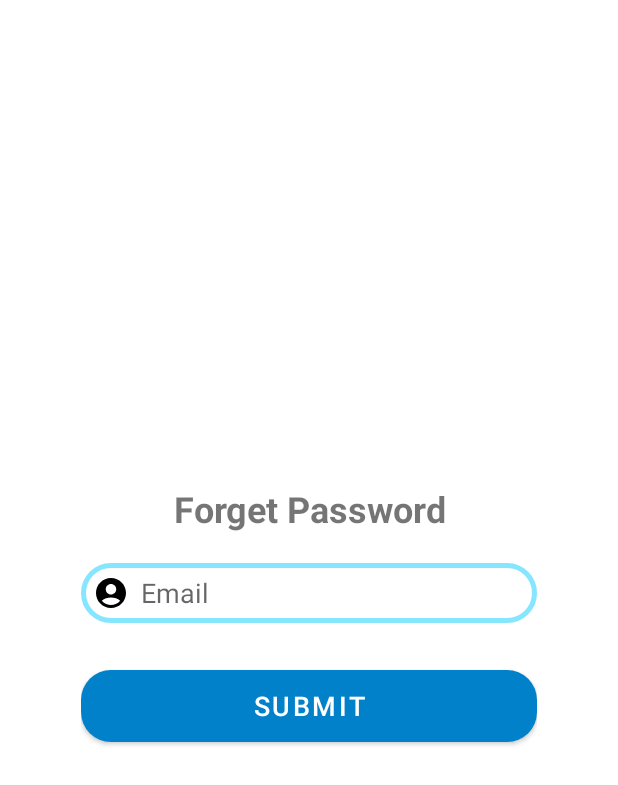
After one commit to CKY531/CUDeliver, an Android app: the layout dialog_forget_password.xml on its own in the app's theme, with its tools: preview values and no code run, on a phone screen of 412 x 824 dp. The commit adds this screen. Shown: the top 785 px of the screen. Run offline under Robolectric (Android 15) with nearby library versions, the phone set to English and light mode, and no system bars.

Commit message:
forget password implemented

```diff
--- /dev/null
+++ b/app/src/main/res/layout/dialog_forget_password.xml
@@ -0,0 +1,62 @@
+<?xml version="1.0" encoding="utf-8"?>
+<LinearLayout
+    xmlns:android="http://schemas.android.com/apk/res/android"
+    xmlns:tools="http://schemas.android.com/tools"
+    xmlns:app="http://schemas.android.com/apk/res-auto"
+    xmlns:card_view="http://schemas.android.com/apk/res-auto"
+    android:layout_width="match_parent"
+    android:layout_height="match_parent"
+    android:orientation="vertical"
+    android:gravity="center"
+    tools:context=".MainActivity"
+    >
+
+    <LinearLayout
+        android:layout_width="match_parent"
+        android:layout_height="wrap_content"
+        android:layout_margin="30dp"
+        app:cardCornerRadius="30dp"
+        app:cardElevation="20dp"
+        >
+        <LinearLayout
+            android:layout_width="match_parent"
+            android:layout_height="wrap_content"
+            android:layout_gravity="center_horizontal"
+            android:orientation="vertical"
+            android:padding="24dp">
+            <TextView
+                android:layout_width="match_parent"
+                android:layout_height="wrap_content"
+                android:text="Forget Password"
+                android:id="@+id/text_login"
+                android:textSize="24sp"
+                android:textStyle="bold"
+                android:textAlignment="center"
+                />
+            <EditText
+                android:layout_width="match_parent"
+                android:layout_height="40dp"
+                android:id="@+id/text_forget_password_email"
+                android:background="@drawable/custom_edit_text"
+                android:drawableLeft="@drawable/ic_baseline_account_circle_24"
+                android:drawablePadding="8dp"
+                android:hint="Email"
+                android:inputType="text"
+                android:padding="8dp"
+                android:textColor="@color/black"
+                android:layout_marginTop="20dp"
+                />
+            <Button
+                android:layout_width="match_parent"
+                android:layout_height="60dp"
+                android:id="@+id/button_forget_submit"
+                android:text="Submit"
+                android:textSize="18sp"
+                android:layout_marginTop="25dp"
+                app:cornerRadius="20dp"/>
+
+        </LinearLayout>
+    </LinearLayout>
+
+
+</LinearLayout>
```
Also changed, not shown: app/src/main/java/edu/cuhk/cudeliver/MainActivity.java (+59 -2 lines).
